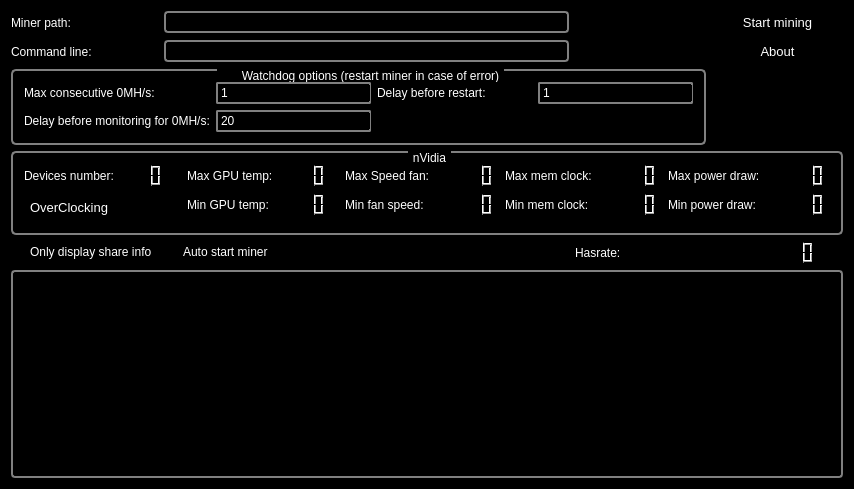
orkblutt/MinerLamp, file mainwindow.ui: the form before one commit.
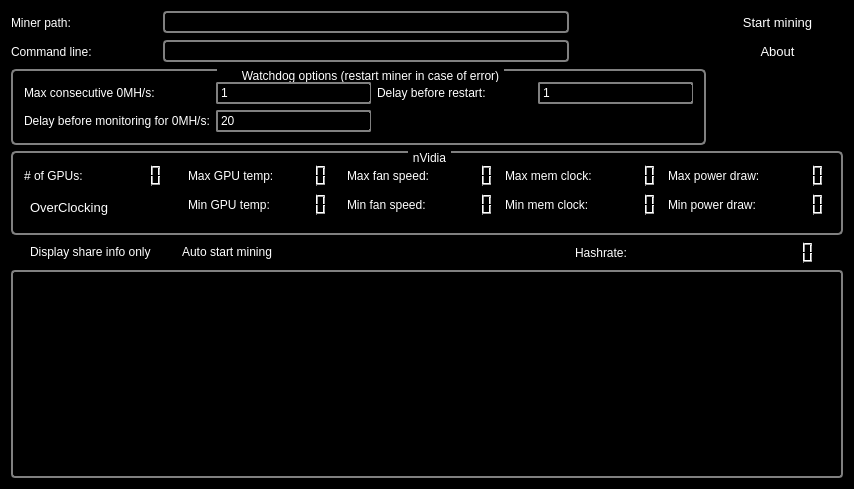
The form after the commit. Icons and pictures are not drawn.

```diff
--- a/mainwindow.ui
+++ b/mainwindow.ui
@@ -241,7 +241,7 @@
        <item row="0" column="0">
         <widget class="QLabel" name="label_8">
          <property name="text">
-          <string>Devices number:</string>
+          <string># of GPUs:</string>
          </property>
         </widget>
        </item>
@@ -285,7 +285,7 @@
        <item row="0" column="4">
         <widget class="QLabel" name="label_9">
          <property name="text">
-          <string>Max Speed fan:</string>
+          <string>Max fan speed:</string>
          </property>
         </widget>
        </item>
@@ -429,7 +429,7 @@
     <item row="4" column="0">
      <widget class="QCheckBox" name="checkBoxOnlyShare">
       <property name="text">
-       <string>Only display share info</string>
+       <string>Display share info only</string>
       </property>
      </widget>
     </item>
@@ -443,14 +443,14 @@
     <item row="4" column="1">
      <widget class="QCheckBox" name="checkBoxAutoStart">
       <property name="text">
-       <string>Auto start miner</string>
+       <string>Auto start mining</string>
       </property>
      </widget>
     </item>
     <item row="4" column="4">
      <widget class="QLabel" name="label_7">
       <property name="text">
-       <string>Hasrate:</string>
+       <string>Hashrate:</string>
       </property>
      </widget>
     </item>
```
